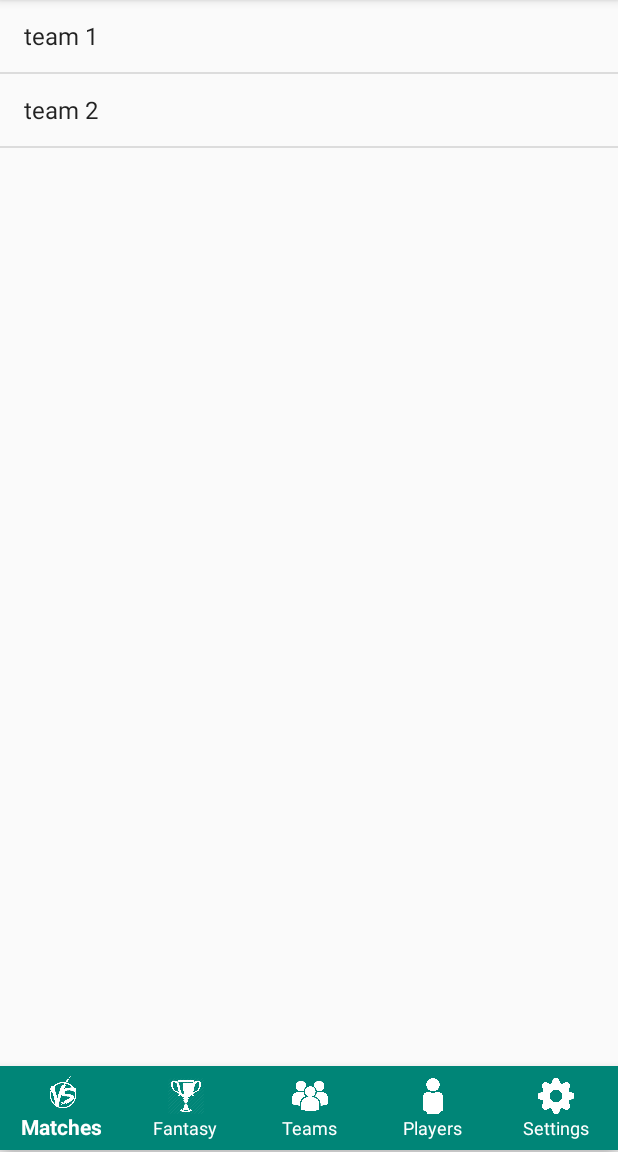
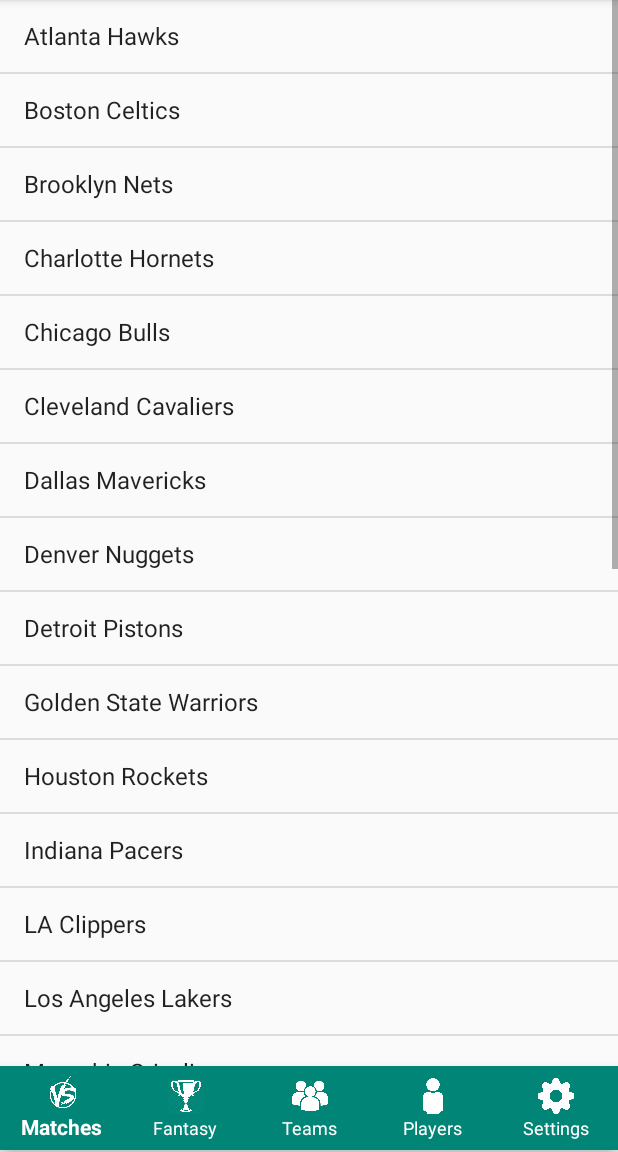
Before and after one commit to team-sportsapp/SportsStats, an Android app: the fragment TeamsFragment placed in its activity, on a phone screen of 412 x 824 dp, the part 84-1236 px from its top. Run offline under Robolectric (Android 15) with nearby library versions, the phone set to English and light mode, and no system bars.

Commit message:
Teams listview updated with NBA teams

```diff
--- a/app/src/main/res/values/strings.xml
+++ b/app/src/main/res/values/strings.xml
@@ -21,8 +21,33 @@
     <string name="player_two">Player 2</string>
 
     <string-array name="teams">
-        <item>team 1</item>
-        <item>team 2</item>
+        <item>Atlanta Hawks</item>
+        <item>Boston Celtics</item>
+       <item> Brooklyn Nets</item>
+        <item>Charlotte Hornets</item>
+        <item>Chicago Bulls</item>
+        <item>Cleveland Cavaliers</item>
+        <item>Dallas Mavericks</item>
+        <item>Denver Nuggets</item>
+        <item>Detroit Pistons</item>
+        <item>Golden State Warriors</item>
+        <item>Houston Rockets</item>
+        <item>Indiana Pacers</item>
+        <item>LA Clippers</item>
+        <item>Los Angeles Lakers</item>
+        <item>Memphis Grizzlies</item>
+        <item>Miami Heat</item>
+        <item>Milwaukee Bucks</item>
+        <item>Minnesota Timberwolves</item>
+        <item>New Orleans Pelicans</item>
+        <item>New York Knicks</item>
+        <item>Oklahoma City Thunder</item>
+        <item>Orlando Magic</item>
+        <item>Philadelphia Sixers</item>
+        <item>Phoenix Suns</item>
+        <item>Portland Trail Blazers</item>
+        <item>Sacramento Kings</item>
+        <item>San Antonio Spurs</item>
     </string-array>
 
 </resources>
```
